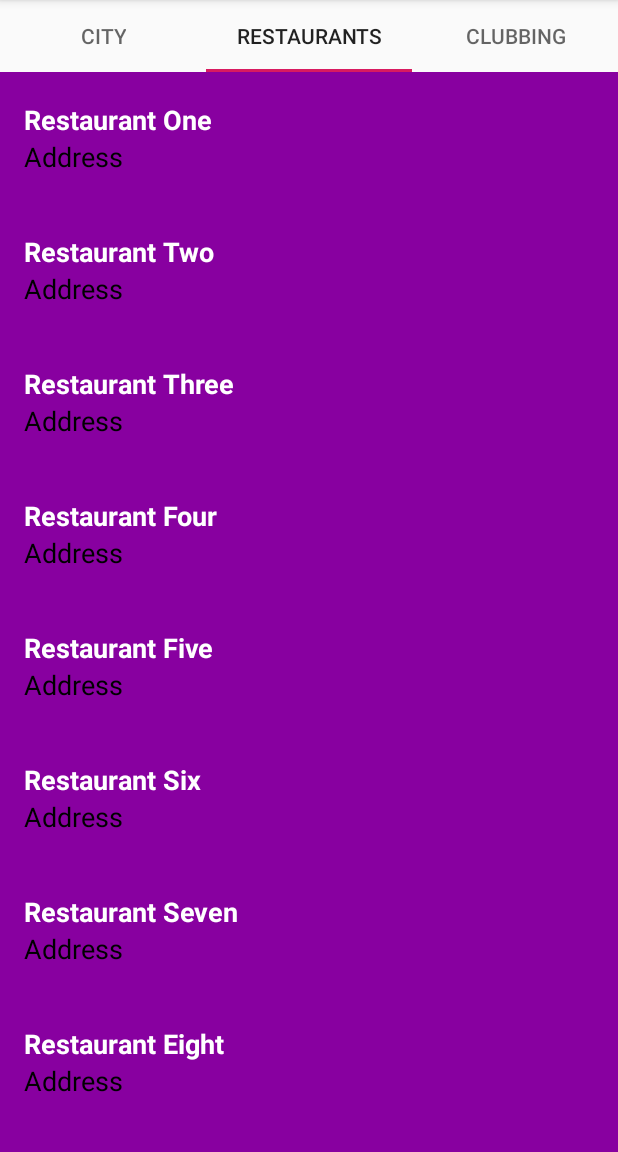
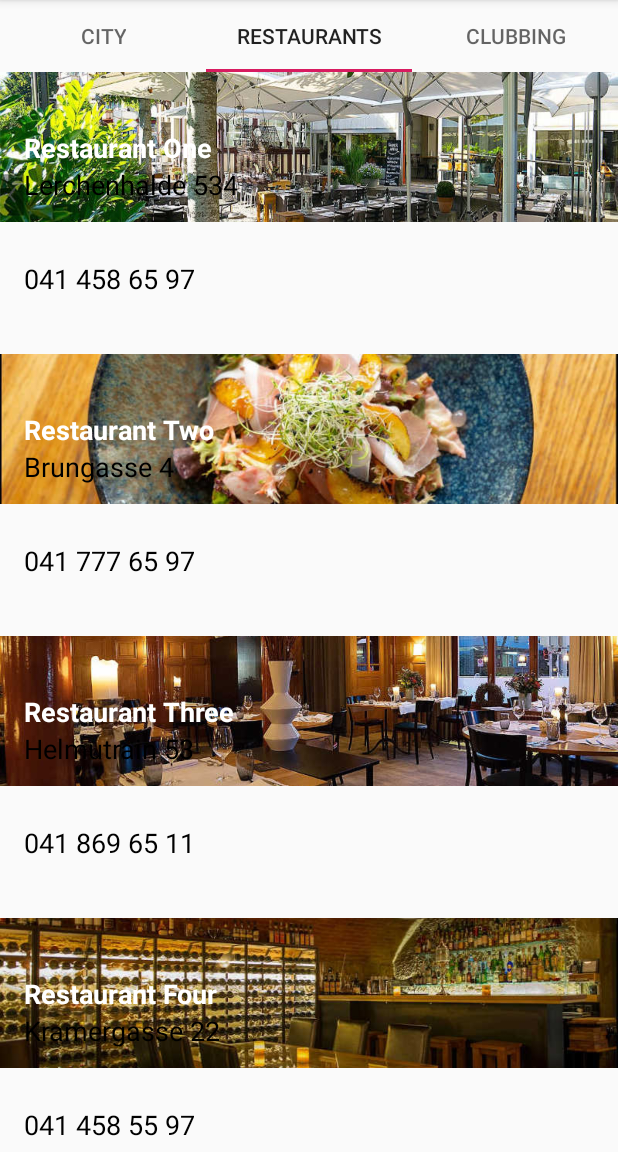
Before and after one commit to tomaszkolonko/AndroidBasics_BernCityTourGuide, an Android app: the screen it shows after launch (MainActivity), tab 2 chosen, on a phone screen of 412 x 824 dp, the part 84-1236 px from its top. Run offline under Robolectric (Android 15) with nearby library versions, the light colour scheme and no system bars.

Commit message:
Added images and implemented them into the ViewHolder and DataStructure

```diff
--- a/app/src/main/java/com/example/android/androidbasicsberncitytourguide/Restaurant.java
+++ b/app/src/main/java/com/example/android/androidbasicsberncitytourguide/Restaurant.java
@@ -9,11 +9,13 @@ public class Restaurant {
     private String email;
     private int imageResource;
 
-    public Restaurant(String name, String address, String phone, String email) {
+    public Restaurant(String name, String address, String phone, String email, int imageResource) {
         this.name = name;
         this.address = address;
         this.phone = phone;
         this.email = email;
+        this.imageResource = imageResource;
+
         //this.imageResource = imageResource;
     }
 
@@ -40,23 +42,42 @@ public class Restaurant {
     public static ArrayList<Restaurant> createRestaurantList() {
         ArrayList<Restaurant> restaurants = new ArrayList<Restaurant>();
 
-        restaurants.add(new Restaurant("Restaurant One", "Address", "phone", "email"));
-        restaurants.add(new Restaurant("Restaurant Two", "Address", "phone", "email"));
-        restaurants.add(new Restaurant("Restaurant Three", "Address", "phone", "email"));
-        restaurants.add(new Restaurant("Restaurant Four", "Address", "phone", "email"));
-        restaurants.add(new Restaurant("Restaurant Five", "Address", "phone", "email"));
-        restaurants.add(new Restaurant("Restaurant Six", "Address", "phone", "email"));
-        restaurants.add(new Restaurant("Restaurant Seven", "Address", "phone", "email"));
-        restaurants.add(new Restaurant("Restaurant Eight", "Address", "phone", "email"));
-        restaurants.add(new Restaurant("Restaurant One", "Address", "phone", "email"));
-        restaurants.add(new Restaurant("Restaurant Two", "Address", "phone", "email"));
-        restaurants.add(new Restaurant("Restaurant Three", "Address", "phone", "email"));
-        restaurants.add(new Restaurant("Restaurant Four", "Address", "phone", "email"));
-        restaurants.add(new Restaurant("Restaurant Five", "Address", "phone", "email"));
-        restaurants.add(new Restaurant("Restaurant Six", "Address", "phone", "email"));
-        restaurants.add(new Restaurant("Restaurant Seven", "Address", "phone", "email"));
-        restaurants.add(new Restaurant("Restaurant Eight", "Address", "phone", "email"));
-        restaurants.add(new Restaurant("Restaurant Nine", "Address", "phone", "email"));
+        restaurants.add(new Restaurant("Restaurant One", "Lerchenhalde 534",
+                "041 458 65 97", "info@rest.ch", R.drawable.restaurant_one));
+        restaurants.add(new Restaurant("Restaurant Two", "Brungasse 4",
+                "041 777 65 97", "info@rest.ch", R.drawable.restaurant_two));
+        restaurants.add(new Restaurant("Restaurant Three", "Helmutrain 53",
+                "041 869 65 11", "info@rest.ch", R.drawable.restaurant_three));
+        restaurants.add(new Restaurant("Restaurant Four", "Kramergasse 22",
+                "041 458 55 97", "info@rest.ch", R.drawable.restaurant_four));
+        restaurants.add(new Restaurant("Restaurant Five", "Wankdorfstrasse 11",
+                "041 458 65 37", "info@rest.ch", R.drawable.restaurant_five));
+        restaurants.add(new Restaurant("Restaurant Six", "Winkelriedstrass 200",
+                "041 159 23 99", "info@rest.ch", R.drawable.restaurant_six));
+        restaurants.add(new Restaurant("Restaurant One", "Lerchenhalde 534",
+                "041 458 65 97", "info@rest.ch", R.drawable.restaurant_one));
+        restaurants.add(new Restaurant("Restaurant Two", "Brungasse 4",
+                "041 777 65 97", "info@rest.ch", R.drawable.restaurant_two));
+        restaurants.add(new Restaurant("Restaurant Three", "Helmutrain 53",
+                "041 869 65 11", "info@rest.ch", R.drawable.restaurant_three));
+        restaurants.add(new Restaurant("Restaurant Four", "Kramergasse 22",
+                "041 458 55 97", "info@rest.ch", R.drawable.restaurant_four));
+        restaurants.add(new Restaurant("Restaurant Five", "Wankdorfstrasse 11",
+                "041 458 65 37", "info@rest.ch", R.drawable.restaurant_five));
+        restaurants.add(new Restaurant("Restaurant Six", "Winkelriedstrass 200",
+                "041 159 23 99", "info@rest.ch", R.drawable.restaurant_six));
+        restaurants.add(new Restaurant("Restaurant One", "Lerchenhalde 534",
+                "041 458 65 97", "info@rest.ch", R.drawable.restaurant_one));
+        restaurants.add(new Restaurant("Restaurant Two", "Brungasse 4",
+                "041 777 65 97", "info@rest.ch", R.drawable.restaurant_two));
+        restaurants.add(new Restaurant("Restaurant Three", "Helmutrain 53",
+                "041 869 65 11", "info@rest.ch", R.drawable.restaurant_three));
+        restaurants.add(new Restaurant("Restaurant Four", "Kramergasse 22",
+                "041 458 55 97", "info@rest.ch", R.drawable.restaurant_four));
+        restaurants.add(new Restaurant("Restaurant Five", "Wankdorfstrasse 11",
+                "041 458 65 37", "info@rest.ch", R.drawable.restaurant_five));
+        restaurants.add(new Restaurant("Restaurant Six", "Winkelriedstrass 200",
+                "041 159 23 99", "info@rest.ch", R.drawable.restaurant_six));
 
 
 
--- a/app/src/main/java/com/example/android/androidbasicsberncitytourguide/RestaurantAdapter.java
+++ b/app/src/main/java/com/example/android/androidbasicsberncitytourguide/RestaurantAdapter.java
@@ -1,9 +1,11 @@
 package com.example.android.androidbasicsberncitytourguide;
 
 import android.content.Context;
+import android.media.Image;
 import android.view.LayoutInflater;
 import android.view.View;
 import android.view.ViewGroup;
+import android.widget.ImageView;
 import android.widget.TextView;
 import androidx.recyclerview.widget.RecyclerView;
 
@@ -29,12 +31,16 @@ public class RestaurantAdapter extends RecyclerView.Adapter<RestaurantAdapter.Vi
 
         public TextView restaurantNameView;
         public TextView restaurantAddressView;
+        public TextView restaurantPhone;
+        public ImageView restaurantImageSource;
 
         public ViewHolder(View itemView) {
             super(itemView);
 
             restaurantNameView = itemView.findViewById(R.id.restaurant_name);
             restaurantAddressView = itemView.findViewById(R.id.restaurant_address);
+            restaurantPhone = itemView.findViewById(R.id.restaurant_phone);
+            restaurantImageSource = itemView.findViewById(R.id.restaurant_image);
         }
     }
 
@@ -64,6 +70,12 @@ public class RestaurantAdapter extends RecyclerView.Adapter<RestaurantAdapter.Vi
 
         TextView restaurantAddressView = viewHolder.restaurantAddressView;
         restaurantAddressView.setText(restaurant.getAddress());
+
+        TextView restaurantPhone = viewHolder.restaurantPhone;
+        restaurantPhone.setText(restaurant.getPhone());
+
+        ImageView image = (ImageView) viewHolder.restaurantImageSource;
+        image.setImageResource(restaurant.getImageResource());
     }
 
     // Return the size of your dataset (invoked by the layout manager)
--- a/app/src/main/res/layout/restaurant_list_element.xml
+++ b/app/src/main/res/layout/restaurant_list_element.xml
@@ -1,9 +1,14 @@
 <RelativeLayout xmlns:android="http://schemas.android.com/apk/res/android"
     android:id="@+id/restaurant_list_element"
     android:layout_width="match_parent"
-    android:layout_height="88dp"
-    android:background="@color/category_colors"
-    android:orientation="horizontal">
+    android:layout_height="188dp"
+    android:orientation="vertical">
+
+    <ImageView
+        android:id="@+id/restaurant_image"
+        android:layout_width="match_parent"
+        android:scaleType="centerCrop"
+        android:layout_height="100dp" />
 
     <LinearLayout
         android:id="@+id/textContainer"
@@ -35,6 +40,16 @@
             android:text="Placeholder"
             android:textAppearance="?android:textAppearanceMedium"
             android:textColor="@android:color/black" />
+
+        <TextView
+            android:id="@+id/restaurant_phone"
+            android:layout_width="match_parent"
+            android:layout_height="wrap_content"
+            android:layout_weight="1"
+            android:gravity="top"
+            android:text="Placeholder"
+            android:textAppearance="?android:textAppearanceMedium"
+            android:textColor="@android:color/black" />
     </LinearLayout>
 
 </RelativeLayout>
```
Also changed, not shown: app/src/main/res/drawable-v24/restaurant_five.jpg (added), app/src/main/res/drawable-v24/restaurant_four.jpg (added), app/src/main/res/drawable-v24/restaurant_one.jpg (added), app/src/main/res/drawable-v24/restaurant_six.jpg (added), app/src/main/res/drawable-v24/restaurant_three.jpg (added), app/src/main/res/drawable-v24/restaurant_two.jpg (added).
